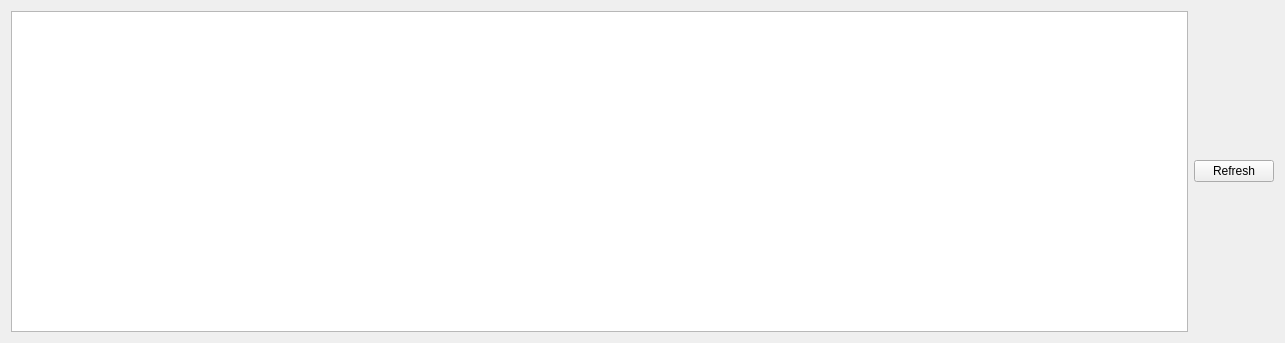
Old version of the form app/secondwindow.ui in the repository uos3/telemetry-app.
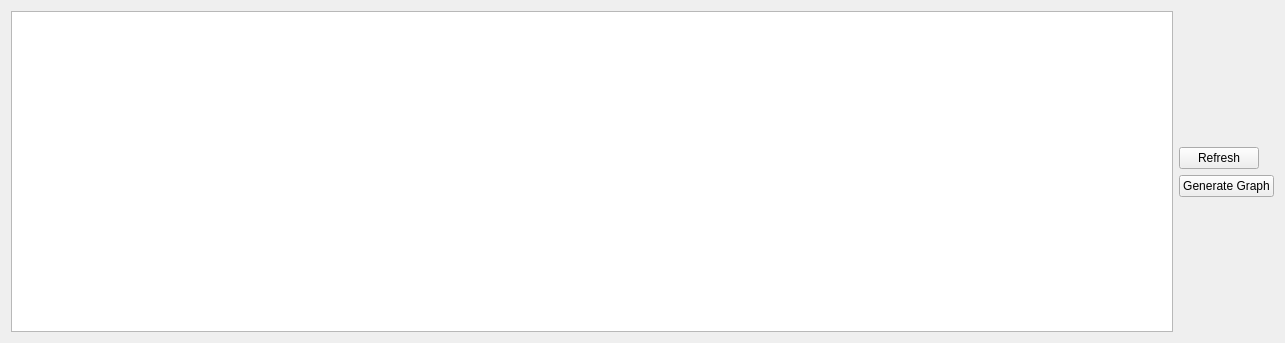
New version of the form.

Commit message: Add generate graph button Add functionality to get the values of the selected column when the generate graph button is pressed

What changed in the file:
```diff
--- a/app/secondwindow.ui
+++ b/app/secondwindow.ui
@@ -14,7 +14,7 @@
    <string>Form</string>
   </property>
   <layout class="QGridLayout" name="gridLayout_2">
-   <item row="0" column="0">
+   <item row="0" column="0" rowspan="4">
     <widget class="QTableView" name="status_tableView">
      <property name="editTriggers">
       <set>QAbstractItemView::NoEditTriggers</set>
@@ -27,7 +27,7 @@
      </property>
     </widget>
    </item>
-   <item row="0" column="1">
+   <item row="1" column="3">
     <widget class="QPushButton" name="refreshButton">
      <property name="sizePolicy">
       <sizepolicy hsizetype="Fixed" vsizetype="Fixed">
@@ -40,6 +40,13 @@
      </property>
     </widget>
    </item>
+   <item row="2" column="3">
+    <widget class="QPushButton" name="generateGraphButton">
+     <property name="text">
+      <string>Generate Graph</string>
+     </property>
+    </widget>
+   </item>
   </layout>
  </widget>
  <resources/>
```
The commit also changes 2 other files.
